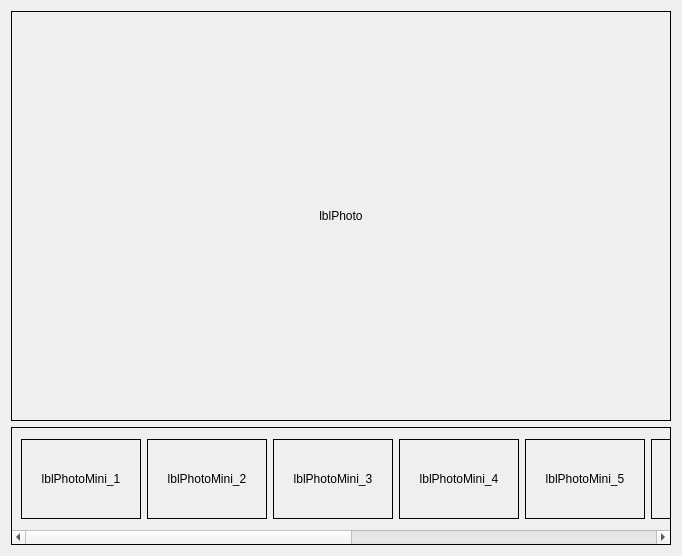
This is Forms/CPhotoAlbum.ui in skynowa/xxxdb as Qt 5 draws it before an edit. The edited form follows.
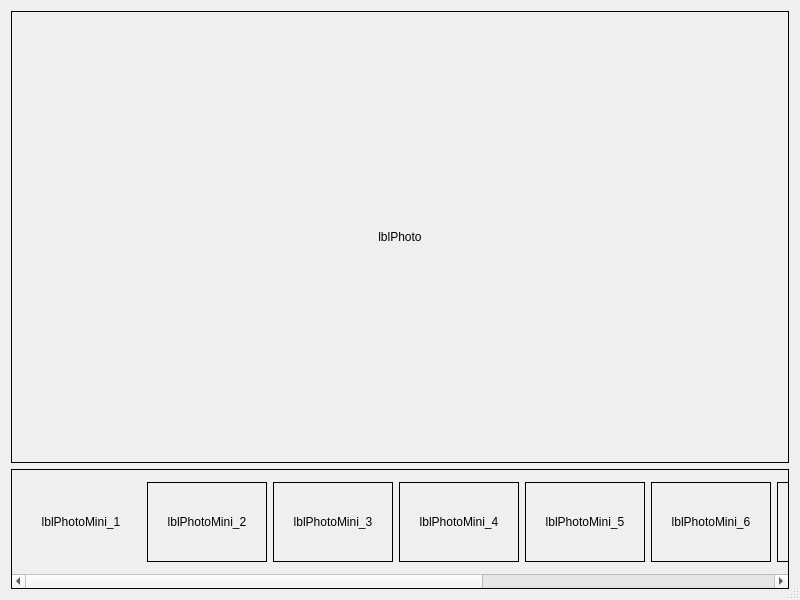
This is the edited form.

Commit message: FIX: photo album, photo aspect ratio

The edit to the form file:
```diff
--- a/Forms/CPhotoAlbum.ui
+++ b/Forms/CPhotoAlbum.ui
@@ -6,13 +6,16 @@
    <rect>
     <x>0</x>
     <y>0</y>
-    <width>682</width>
-    <height>556</height>
+    <width>800</width>
+    <height>600</height>
    </rect>
   </property>
   <property name="windowTitle">
    <string>Dialog</string>
   </property>
+  <property name="sizeGripEnabled">
+   <bool>true</bool>
+  </property>
   <layout class="QGridLayout" name="gridLayout">
    <item row="0" column="0">
     <widget class="QLabel" name="lblPhoto">
@@ -38,13 +41,13 @@
      <property name="minimumSize">
       <size>
        <width>0</width>
-       <height>118</height>
+       <height>0</height>
       </size>
      </property>
      <property name="maximumSize">
       <size>
        <width>16777215</width>
-       <height>118</height>
+       <height>120</height>
       </size>
      </property>
      <property name="frameShape">
@@ -65,13 +68,13 @@
         <x>0</x>
         <y>0</y>
         <width>1274</width>
-        <height>100</height>
+        <height>101</height>
        </rect>
       </property>
       <layout class="QGridLayout" name="gridLayout_2">
        <item row="0" column="0">
-        <layout class="QHBoxLayout" name="horizontalLayout">
-         <item>
+        <layout class="QGridLayout" name="gridLayout_3">
+         <item row="0" column="0">
           <widget class="QLabel" name="lblPhotoMini_1">
            <property name="minimumSize">
             <size>
@@ -85,9 +88,6 @@
              <height>80</height>
             </size>
            </property>
-           <property name="frameShape">
-            <enum>QFrame::Box</enum>
-           </property>
            <property name="text">
             <string>lblPhotoMini_1</string>
            </property>
@@ -96,7 +96,7 @@
            </property>
           </widget>
          </item>
-         <item>
+         <item row="0" column="1">
           <widget class="QLabel" name="lblPhotoMini_2">
            <property name="minimumSize">
             <size>
@@ -121,7 +121,7 @@
            </property>
           </widget>
          </item>
-         <item>
+         <item row="0" column="2">
           <widget class="QLabel" name="lblPhotoMini_3">
            <property name="minimumSize">
             <size>
@@ -146,7 +146,7 @@
            </property>
           </widget>
          </item>
-         <item>
+         <item row="0" column="3">
           <widget class="QLabel" name="lblPhotoMini_4">
            <property name="minimumSize">
             <size>
@@ -171,7 +171,7 @@
            </property>
           </widget>
          </item>
-         <item>
+         <item row="0" column="4">
           <widget class="QLabel" name="lblPhotoMini_5">
            <property name="minimumSize">
             <size>
@@ -196,7 +196,7 @@
            </property>
           </widget>
          </item>
-         <item>
+         <item row="0" column="5">
           <widget class="QLabel" name="lblPhotoMini_6">
            <property name="minimumSize">
             <size>
@@ -221,7 +221,7 @@
            </property>
           </widget>
          </item>
-         <item>
+         <item row="0" column="6">
           <widget class="QLabel" name="lblPhotoMini_7">
            <property name="minimumSize">
             <size>
@@ -246,7 +246,7 @@
            </property>
           </widget>
          </item>
-         <item>
+         <item row="0" column="7">
           <widget class="QLabel" name="lblPhotoMini_8">
            <property name="minimumSize">
             <size>
@@ -271,7 +271,7 @@
            </property>
           </widget>
          </item>
-         <item>
+         <item row="0" column="8">
           <widget class="QLabel" name="lblPhotoMini_9">
            <property name="minimumSize">
             <size>
@@ -296,7 +296,7 @@
            </property>
           </widget>
          </item>
-         <item>
+         <item row="0" column="9">
           <widget class="QLabel" name="lblPhotoMini_10">
            <property name="minimumSize">
             <size>
```
The commit also changes 2 other files.
